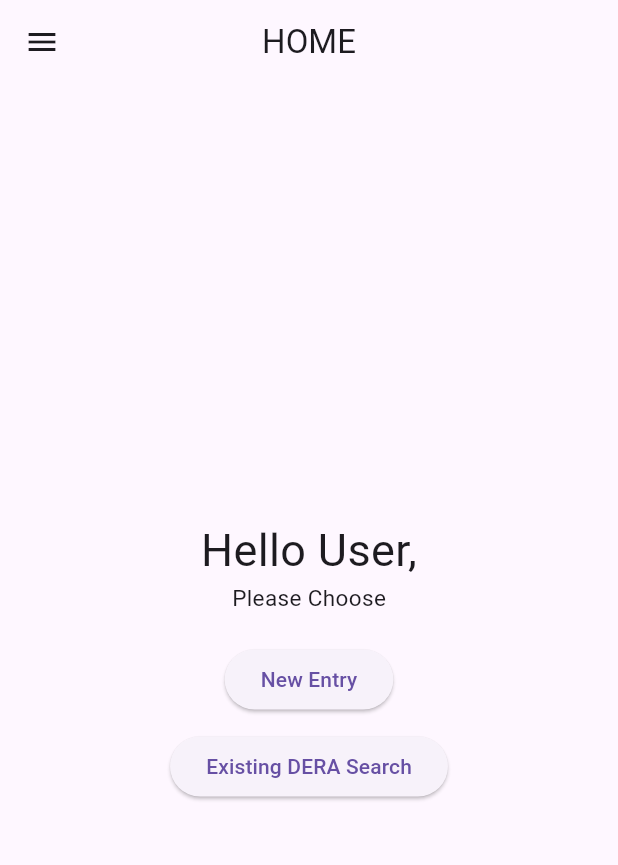
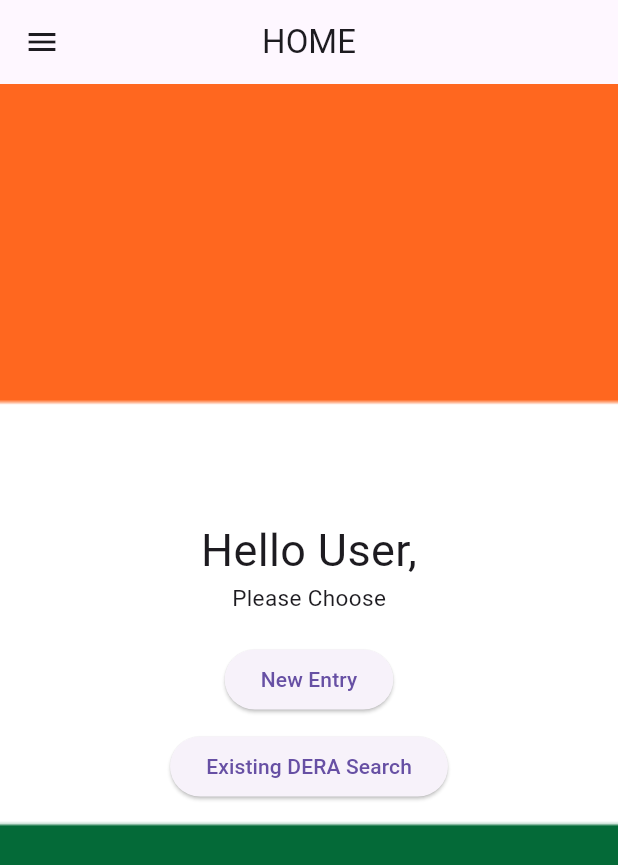
Before and after one commit to SilK07/dera, a Flutter app: the screen it shows after launch, after a tap on "Login", on a phone screen of 412 x 824 dp. Shown: the top 865 px of the screen. Run offline on Flutter 3.47's test engine with Material 3 defaults, Android fonts, the phone set to English and light mode, and no system bars; our stand-ins replace flutter_spinkit.

Commit message:
changes done regarding register page splash page and background

```diff
--- a/lib/main.dart
+++ b/lib/main.dart
@@ -5,8 +5,9 @@ import 'package:dera/pages/home_page.dart';
 import 'package:dera/pages/login_page.dart';
 import 'package:dera/pages/new_form.dart';
 import 'package:dera/pages/profile_page.dart';
+import 'package:dera/pages/register_page.dart';
+import 'package:dera/pages/splash_page.dart';
 import 'package:flutter/material.dart';
-import 'package:flutter/widgets.dart';
 
 void main() {
   runApp(const MyApp());
@@ -19,9 +20,10 @@ class MyApp extends StatelessWidget {
   Widget build(BuildContext context) {
     return MaterialApp(
       debugShowCheckedModeBanner: false,
-      home: Loginpage(),
+      home: splash_page(),
       routes: {
         '/login_page': (context) => Loginpage(),
+        '/register_page': (context) => register_page(),
         '/home_page': (context) => home_page(),
         '/new_form': (context) => new_form(),
         '/family_details': (context) => family_details(),
--- a/lib/pages/home_page.dart
+++ b/lib/pages/home_page.dart
@@ -7,7 +7,12 @@ class home_page extends StatelessWidget {
 
   @override
   Widget build(BuildContext context) {
-    return Scaffold(
+    return Container(
+      decoration: BoxDecoration(
+          image: DecorationImage(
+              image: AssetImage('assets/images/india.png'), fit: BoxFit.cover)),
+      child: Scaffold(
+        backgroundColor: Colors.transparent,
         appBar: AppBar(
           title: Text('HOME'),
           centerTitle: true,
@@ -48,7 +53,8 @@ class home_page extends StatelessWidget {
             ],
           ),
         ),
-      body: Center(
+        body: Container(
+          child: Center(
               child: Column(
             mainAxisAlignment: MainAxisAlignment.center,
             children: [
@@ -82,6 +88,8 @@ class home_page extends StatelessWidget {
                   child: Text('Existing DERA Search'))
             ],
           )),
+        ),
+      ),
     );
   }
 }
--- a/lib/pages/login_page.dart
+++ b/lib/pages/login_page.dart
@@ -1,4 +1,3 @@
-import 'package:dera/components/my_button.dart';
 import 'package:dera/components/my_textfield.dart';
 import 'package:flutter/material.dart';
 
@@ -11,8 +10,12 @@ class Loginpage extends StatelessWidget {
 
   @override
   Widget build(BuildContext context) {
-    return Scaffold(
-        backgroundColor: Theme.of(context).colorScheme.background,
+    return Container(
+      decoration: BoxDecoration(
+          image: DecorationImage(
+              image: AssetImage('assets/images/india.png'), fit: BoxFit.cover)),
+      child: Scaffold(
+          backgroundColor: Colors.transparent,
           body: Center(
             child: Padding(
               padding: const EdgeInsets.all(25.0),
@@ -59,30 +62,34 @@ class Loginpage extends StatelessWidget {
 
                   const SizedBox(height: 10),
 
-                // forgot password
-                Row(
-                  mainAxisAlignment: MainAxisAlignment.end,
-                  children: [
                   //sign-in button
-                    MyButton(
-                      text: "Login",
-                      onTap: () {
+                  Container(
+                    margin: const EdgeInsets.only(top: 10.0),
+                    child: ElevatedButton(
+                      onPressed: () {
                         Navigator.pushNamed(context, '/home_page');
                       },
+                      child: Text('Login'),
+                    ),
                   ),
 
-                    const SizedBox(width: 25),
+                  SizedBox(
+                    height: 5,
+                  ),
 
-                    Text(
-                      "Forgot Password?",
-                      style: TextStyle(
-                          color: Theme.of(context).colorScheme.secondary),
-                    )
-                  ],
+                  Container(
+                    margin: const EdgeInsets.only(top: 10.0),
+                    child: ElevatedButton(
+                      onPressed: () {
+                        Navigator.pushNamed(context, '/register_page');
+                      },
+                      child: Text('Register'),
+                    ),
                   ),
                 ],
               ),
             ),
-        ));
+          )),
+    );
   }
 }
--- a/lib/pages/splash_page.dart
+++ b/lib/pages/splash_page.dart
@@ -1,6 +1,7 @@
 import 'package:dera/main.dart';
 import 'package:dera/pages/login_page.dart';
 import 'package:flutter/material.dart';
+import 'package:flutter_spinkit/flutter_spinkit.dart';
 
 class splash_page extends StatefulWidget {
   const splash_page({super.key});
@@ -19,13 +20,32 @@ class _splash_pageState extends State<splash_page> {
   _navigatetohome() async {
     await Future.delayed(Duration(milliseconds: 1500), () {});
     Navigator.pushReplacement(
-        context, MaterialPageRoute(builder: (context) => MyApp()));
+        context, MaterialPageRoute(builder: (context) => Loginpage()));
   }
 
   Widget build(BuildContext context) {
     return Scaffold(
       body: Center(
-        child: Image.asset('logo.png'),
+        child: ListView(
+          children: [
+            SizedBox(
+              height: 200,
+            ),
+            Image(
+              image: AssetImage('assets/images/india-1.png'),
+              height: 200,
+              width: 900,
+            ),
+            Image(
+              image: AssetImage('assets/images/logo.png'),
+              height: 150,
+            ),
+            SpinKitPouringHourGlassRefined(
+              color: Color.fromARGB(1, 4, 106, 56),
+              size: 50.0,
+            )
+          ],
+        ),
       ),
     );
   }
```
Also changed, not shown: lib/pages/dera_details.dart (+7 -1 lines), lib/pages/existing_search.dart (+7 -1 lines), lib/pages/family_details.dart (+7 -1 lines), lib/pages/new_form.dart (+7 -1 lines), lib/pages/profile_page.dart (+7 -1 lines), lib/pages/register_page.dart (added, +124 -0 lines), pubspec.yaml (+6 -3 lines), assets/images/india-1.png (added), assets/images/india.png (added), assets/images/indian-army.png (added), pubspec.lock. Lines whose indentation alone changed are shown as unchanged.
